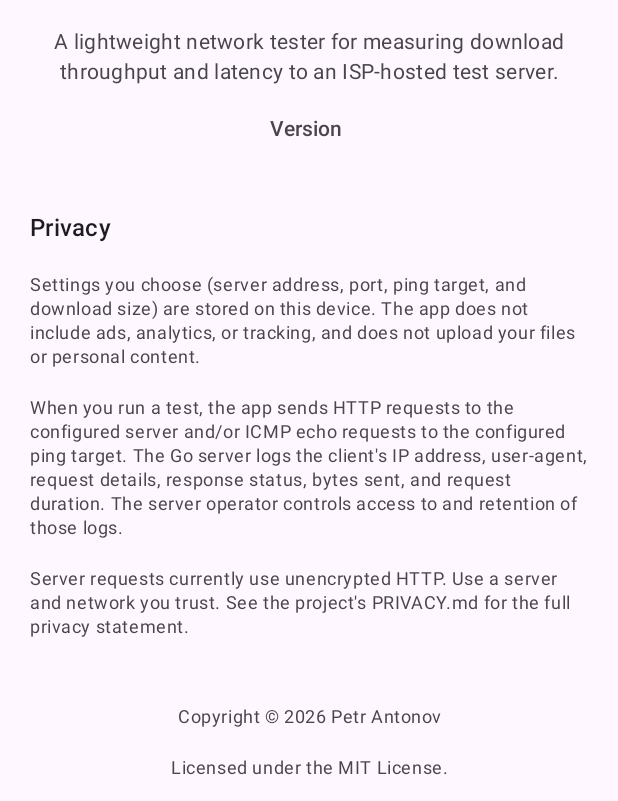
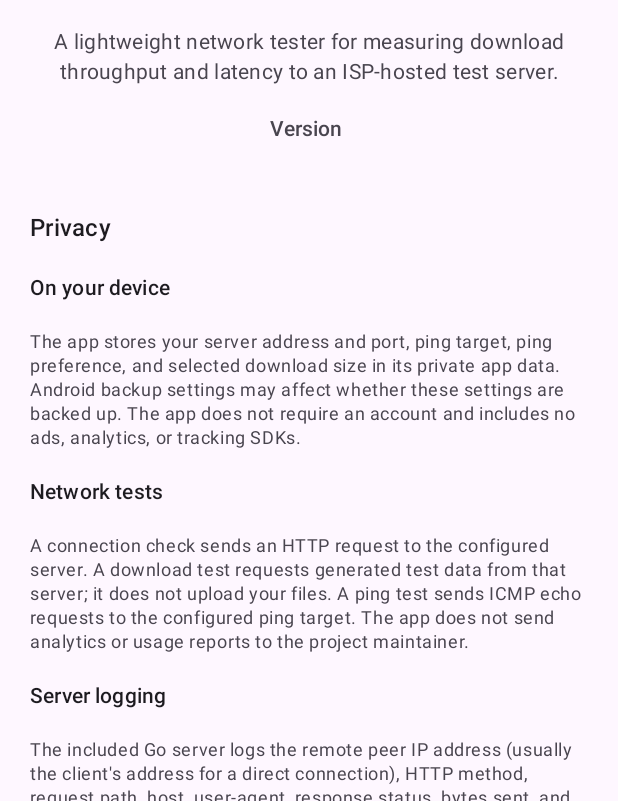
Before and after one commit to pietro-a/isp-network-tester, an Android app built with Jetpack Compose: the composable AboutScreen shown on its own in the app's theme, on a phone screen of 412 x 824 dp, the part 435-1236 px from its top. Run offline under Robolectric (Android 15) with nearby library versions, the phone set to English and light mode, and no system bars.

Commit message:
feat(android): include privacy details in About screen

```diff
--- a/android/app/src/main/java/space/antonov/ispnetworktester/ui/AboutScreen.kt
+++ b/android/app/src/main/java/space/antonov/ispnetworktester/ui/AboutScreen.kt
@@ -98,7 +98,14 @@ fun AboutScreen(
         )
 
         Text(
-            text = "Settings you choose (server address, port, ping target, and download size) are stored on this device. The app does not include ads, analytics, or tracking, and does not upload your files or personal content.",
+            text = "On your device",
+            modifier = Modifier.fillMaxWidth(),
+            style = MaterialTheme.typography.titleSmall,
+            fontWeight = FontWeight.SemiBold,
+            textAlign = TextAlign.Start,
+        )
+        Text(
+            text = "The app stores your server address and port, ping target, ping preference, and selected download size in its private app data. Android backup settings may affect whether these settings are backed up. The app does not require an account and includes no ads, analytics, or tracking SDKs.",
             modifier = Modifier.fillMaxWidth(),
             style = MaterialTheme.typography.bodySmall,
             color = MaterialTheme.colorScheme.onSurfaceVariant,
@@ -106,7 +113,14 @@ fun AboutScreen(
         )
 
         Text(
-            text = "When you run a test, the app sends HTTP requests to the configured server and/or ICMP echo requests to the configured ping target. The Go server logs the client's IP address, user-agent, request details, response status, bytes sent, and request duration. The server operator controls access to and retention of those logs.",
+            text = "Network tests",
+            modifier = Modifier.fillMaxWidth(),
+            style = MaterialTheme.typography.titleSmall,
+            fontWeight = FontWeight.SemiBold,
+            textAlign = TextAlign.Start,
+        )
+        Text(
+            text = "A connection check sends an HTTP request to the configured server. A download test requests generated test data from that server; it does not upload your files. A ping test sends ICMP echo requests to the configured ping target. The app does not send analytics or usage reports to the project maintainer.",
             modifier = Modifier.fillMaxWidth(),
             style = MaterialTheme.typography.bodySmall,
             color = MaterialTheme.colorScheme.onSurfaceVariant,
@@ -114,7 +128,37 @@ fun AboutScreen(
         )
 
         Text(
-            text = "Server requests currently use unencrypted HTTP. Use a server and network you trust. See the project's PRIVACY.md for the full privacy statement.",
+            text = "Server logging",
+            modifier = Modifier.fillMaxWidth(),
+            style = MaterialTheme.typography.titleSmall,
+            fontWeight = FontWeight.SemiBold,
+            textAlign = TextAlign.Start,
+        )
+        Text(
+            text = "The included Go server logs the remote peer IP address (usually the client's address for a direct connection), HTTP method, request path, host, user-agent, response status, bytes sent, and request duration. Invalid download-size values and error details may also be logged. The server operator controls access to and retention of these logs; a proxy or hosting provider may collect additional information.",
+            modifier = Modifier.fillMaxWidth(),
+            style = MaterialTheme.typography.bodySmall,
+            color = MaterialTheme.colorScheme.onSurfaceVariant,
+            textAlign = TextAlign.Start,
+        )
+
+        Text(
+            text = "Network security",
+            modifier = Modifier.fillMaxWidth(),
+            style = MaterialTheme.typography.titleSmall,
+            fontWeight = FontWeight.SemiBold,
+            textAlign = TextAlign.Start,
+        )
+        Text(
+            text = "Server requests currently use unencrypted HTTP. Network operators may be able to observe or modify this traffic. Use a server and network you trust. ICMP traffic is also visible to the ping target and network devices along the path.",
+            modifier = Modifier.fillMaxWidth(),
+            style = MaterialTheme.typography.bodySmall,
+            color = MaterialTheme.colorScheme.onSurfaceVariant,
+            textAlign = TextAlign.Start,
+        )
+
+        Text(
+            text = "For details about the project server and deployment, see the privacy statement distributed with the project. Contact the organization operating your configured server for information about its logging practices.",
             modifier = Modifier.fillMaxWidth(),
             style = MaterialTheme.typography.bodySmall,
             color = MaterialTheme.colorScheme.onSurfaceVariant,
```
